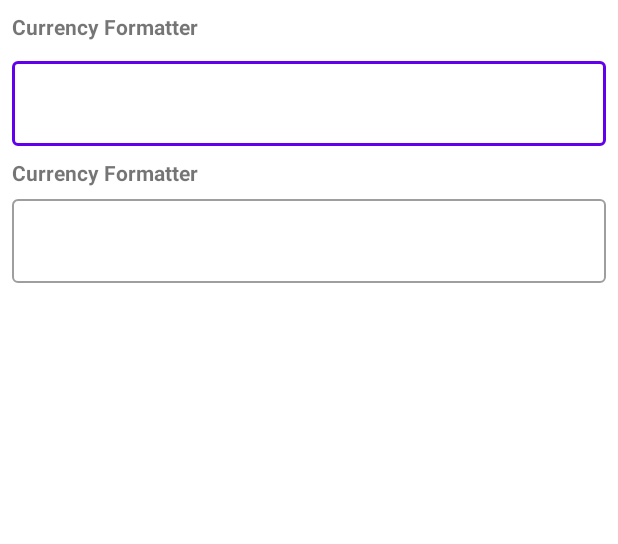
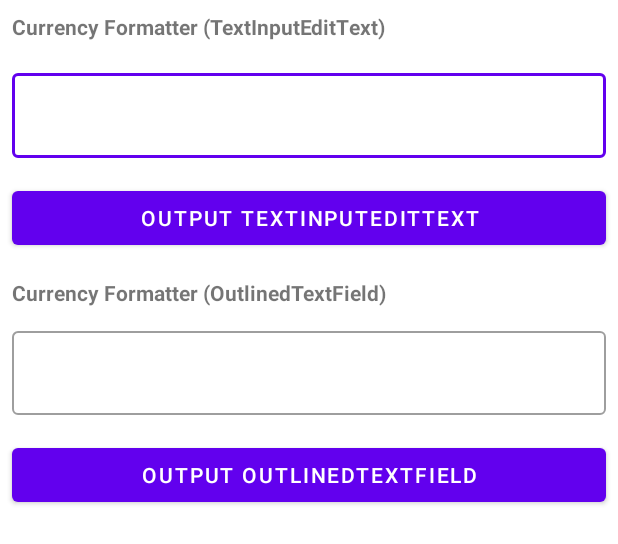
Before and after one commit to igorcferreira/TextInputEditTextFormatter, an Android app built with Jetpack Compose: the layout activity_main.xml on its own in the app's theme, with its tools: preview values and no code run, on a phone screen of 412 x 824 dp. Shown: the top 544 px of the screen. Run offline under Robolectric (Android 15) with nearby library versions, the phone set to English and light mode, and no system bars.

Commit message:
Improve sample app

```diff
--- a/app/src/main/java/dev/igorcferreira/textinputedittextformatter/FormatterTextField.kt
+++ b/app/src/main/java/dev/igorcferreira/textinputedittextformatter/FormatterTextField.kt
@@ -11,7 +11,7 @@ import androidx.compose.ui.text.input.KeyboardType
 import dev.igorcferreira.textinputedittextformatter.compose.InputFormatVisualTransformation
 import dev.igorcferreira.textinputedittextformatter.formatter.InputFormatter
 
-class FormatterTextField constructor(
+class FormatterMaterialOutlinedTextField constructor(
     context: Context,
     formatter: InputFormatter,
     attrs: AttributeSet? = null,
@@ -25,13 +25,19 @@ class FormatterTextField constructor(
     ): this(context, InputFormatter.None, attrs, defStyle)
 
     private var _formatter = mutableStateOf(formatter)
+    private var _input: MutableState<String> = mutableStateOf("")
+
+    var input: String
+        get() = _input.value
+        set(value) { _input.value = value }
+
     var formatter: InputFormatter
         get() = _formatter.value
         set(value) { _formatter.value = value }
 
     @Composable
     override fun Content() {
-        var composeInput by remember { mutableStateOf("") }
+        var composeInput by remember { _input }
         val formatterState by remember { _formatter }
 
         MaterialTheme {
--- a/app/src/main/java/dev/igorcferreira/textinputedittextformatter/MainActivity.kt
+++ b/app/src/main/java/dev/igorcferreira/textinputedittextformatter/MainActivity.kt
@@ -5,6 +5,7 @@ package dev.igorcferreira.textinputedittextformatter
 
 import androidx.appcompat.app.AppCompatActivity
 import android.os.Bundle
+import android.widget.Toast
 import dev.igorcferreira.textinputedittextformatter.app.databinding.ActivityMainBinding
 import dev.igorcferreira.textinputedittextformatter.android.material.TextInputEditTextMask
 import dev.igorcferreira.textinputedittextformatter.formatter.CurrencyFormatter
@@ -21,6 +22,7 @@ class MainActivity : AppCompatActivity() {
         setContentView(binding.root)
 
         configureTextInputEditText()
+        configureActions()
     }
 
     private fun configureTextInputEditText() {
@@ -29,4 +31,29 @@ class MainActivity : AppCompatActivity() {
             addTextChangedListener(TextInputEditTextMask(this, formatter))
         }
     }
+
+    private fun configureActions() {
+        binding.outputTextInputEditText.setOnClickListener {
+            binding.textInputEditText.text
+                ?.toString()
+                //For the TextInputEditText, the text will be formatted.
+                //So, to get input double, we use the extractDouble method from the CurrencyFormatter
+                ?.let(formatter::extractDouble)
+                ?.apply(this::show)
+        }
+        binding.outputOutlineTextField.setOnClickListener {
+            binding.inputCompose.input
+                //For the OutlinedTextField, the text will be non-formatted.
+                //This is because, for Combine, the SDK gives a Mask.
+                //So, we can just work with the raw text
+                .let(String::toDoubleOrNull)
+                ?.apply(this::show)
+        }
+    }
+
+    private fun show(currency: Double) = Toast.makeText(
+        this,
+        "Double value: $currency",
+        Toast.LENGTH_SHORT
+    ).show()
 }
--- a/app/src/main/res/layout/activity_main.xml
+++ b/app/src/main/res/layout/activity_main.xml
@@ -1,30 +1,25 @@
 <?xml version="1.0" encoding="utf-8"?>
-<androidx.constraintlayout.widget.ConstraintLayout xmlns:android="http://schemas.android.com/apk/res/android"
+<androidx.appcompat.widget.LinearLayoutCompat xmlns:android="http://schemas.android.com/apk/res/android"
     xmlns:app="http://schemas.android.com/apk/res-auto"
     xmlns:tools="http://schemas.android.com/tools"
     android:layout_width="match_parent"
     android:layout_height="match_parent"
+    android:orientation="vertical"
     tools:context="dev.igorcferreira.textinputedittextformatter.MainActivity">
 
     <TextView
-        android:id="@+id/textView"
         android:layout_width="wrap_content"
         android:layout_height="wrap_content"
-        android:text="@string/currency_formatter"
+        android:text="@string/currency_formatter_textinput"
         android:textStyle="bold"
         android:textAlignment="textStart"
-        android:layout_margin="@dimen/view_margin"
-        app:layout_constraintStart_toStartOf="parent"
-        app:layout_constraintTop_toTopOf="parent" />
+        android:layout_margin="@dimen/view_margin" />
 
     <com.google.android.material.textfield.TextInputLayout
         android:id="@+id/textInputLayout"
         android:layout_width="match_parent"
         android:layout_height="wrap_content"
         android:layout_margin="@dimen/view_margin"
-        app:layout_constraintEnd_toEndOf="parent"
-        app:layout_constraintStart_toStartOf="parent"
-        app:layout_constraintTop_toBottomOf="@id/textView"
         app:helperTextEnabled="true"
         app:expandedHintEnabled="true"
         style="@style/Widget.MaterialComponents.TextInputLayout.OutlinedBox">
@@ -37,24 +32,32 @@
 
     </com.google.android.material.textfield.TextInputLayout>
 
+    <com.google.android.material.button.MaterialButton
+        android:id="@+id/outputTextInputEditText"
+        android:layout_width="match_parent"
+        android:layout_height="wrap_content"
+        android:text="@string/output_textinputedittext"
+        android:layout_margin="@dimen/view_margin" />
+
     <TextView
-        android:id="@+id/textViewCompose"
         android:layout_width="wrap_content"
         android:layout_height="wrap_content"
-        android:text="@string/currency_formatter"
+        android:text="@string/currency_formatter_combine"
         android:textStyle="bold"
         android:textAlignment="textStart"
-        android:layout_margin="@dimen/view_margin"
-        app:layout_constraintStart_toStartOf="parent"
-        app:layout_constraintTop_toBottomOf="@id/textInputLayout" />
+        android:layout_margin="@dimen/view_margin" />
 
-    <dev.igorcferreira.textinputedittextformatter.FormatterTextField
+    <dev.igorcferreira.textinputedittextformatter.FormatterMaterialOutlinedTextField
         android:id="@+id/inputCompose"
         android:layout_width="match_parent"
         android:layout_height="wrap_content"
-        android:layout_margin="@dimen/view_margin"
-        app:layout_constraintStart_toStartOf="parent"
-        app:layout_constraintEnd_toEndOf="parent"
-        app:layout_constraintTop_toBottomOf="@id/textViewCompose" />
+        android:layout_margin="@dimen/view_margin" />
 
-</androidx.constraintlayout.widget.ConstraintLayout>
+    <com.google.android.material.button.MaterialButton
+        android:id="@+id/outputOutlineTextField"
+        android:layout_width="match_parent"
+        android:layout_height="wrap_content"
+        android:text="@string/output_outlinedtextfield"
+        android:layout_margin="@dimen/view_margin" />
+
+</androidx.appcompat.widget.LinearLayoutCompat>
--- a/app/src/main/res/values/strings.xml
+++ b/app/src/main/res/values/strings.xml
@@ -1,4 +1,7 @@
 <resources>
     <string name="app_name">TextInputEditTextFormatter</string>
-    <string name="currency_formatter">Currency Formatter</string>
+    <string name="currency_formatter_textinput">Currency Formatter (TextInputEditText)</string>
+    <string name="currency_formatter_combine">Currency Formatter (OutlinedTextField)</string>
+    <string name="output_textinputedittext">Output TextInputEditText</string>
+    <string name="output_outlinedtextfield">Output OutlinedTextField</string>
 </resources>
```
Also changed, not shown: 1 other file.
